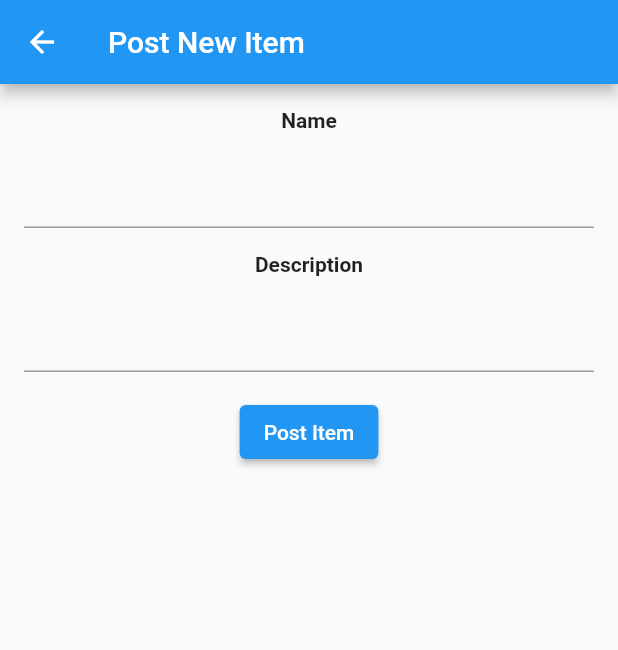
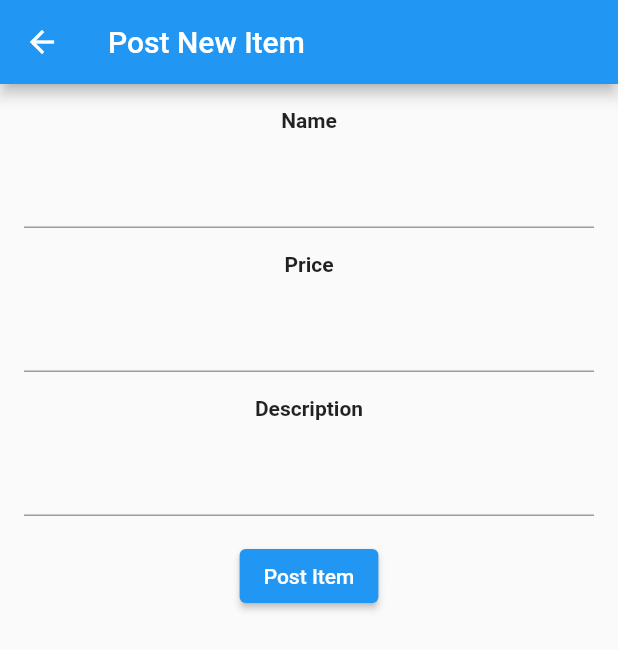
Before and after one commit to yuzequn095/HyperGarageSale, a Flutter app: the PostNewItemPage screen opened by its route, on a phone screen of 412 x 824 dp. Shown: the top 650 px of the screen. Run offline on Flutter 3.47's test engine with Material 2 defaults, Android fonts, the phone set to English and light mode, and no system bars.

Commit message:
The code in this commit add price into Item Model

```diff
--- a/lib/model/ItemModel.dart
+++ b/lib/model/ItemModel.dart
@@ -1,8 +1,13 @@
+/*
+ * The item model.
+ * Item name, Item price, Item Description
+ * Return a List to store information above
+ */
 class ItemModel {
   static List<Info> _itemInfoList = <Info>[]; // list to save the information
 
-  static add(String n, String d) {
-    _itemInfoList.add(Info(n, d));
+  static add(String name, String price, String description) {
+    _itemInfoList.add(Info(name, price, description));
     // test code
     print("List Count: " + _itemInfoList.length.toString());
   }
@@ -15,15 +20,24 @@ class ItemModel {
 
 class Info {
   late String name;
+  late String price;
   late String description;
 
-  Info(String n, String d) {
-    name = n;
-    description = d;
+  Info(String itemName, String itemPrice, String itemDescription) {
+    name = itemName;
+    price = itemPrice;
+    description = itemDescription;
   }
 
   @override
   String toString() {
-    return "name: " + name + " | " + "description: " + description;
+    return "name: " +
+        name +
+        " | " +
+        "price" +
+        price +
+        "|" +
+        "description: " +
+        description;
   }
 }
--- a/lib/page/ItemDisplayPage.dart
+++ b/lib/page/ItemDisplayPage.dart
@@ -51,6 +51,11 @@ class _ItemDisplayPageState extends State<ItemDisplayPage> {
                                   fontWeight: FontWeight.bold, fontSize: 24),
                             ),
                             Text(
+                              _tempItemInfoList[index].price,
+                              style: const TextStyle(
+                                  fontWeight: FontWeight.bold, fontSize: 14),
+                            ),
+                            Text(
                               _tempItemInfoList[index].description,
                               style: const TextStyle(
                                   fontWeight: FontWeight.bold, fontSize: 14),
--- a/lib/page/PostNewItemForm.dart
+++ b/lib/page/PostNewItemForm.dart
@@ -2,6 +2,10 @@ import 'package:flutter/material.dart';
 
 import '../model/ItemModel.dart';
 
+/*
+ * Form to create new Item Model
+ * Will be pushed to display page
+ */
 class PostNewItemForm extends StatefulWidget {
   const PostNewItemForm({Key? key}) : super(key: key);
 
@@ -13,11 +17,13 @@ class _PostNewItemFormState extends State<PostNewItemForm> {
   final _formKey = GlobalKey<FormState>();
 
   final nameController = TextEditingController();
+  final priceController = TextEditingController();
   final descriptionController = TextEditingController();
 
   // push the form text into ItemDisplayPage
   void _addNewItemInfoEntry() {
-    ItemModel.add(nameController.text, descriptionController.text);
+    ItemModel.add(
+        nameController.text, priceController.text, descriptionController.text);
 
     Navigator.pushNamedAndRemoveUntil(context, '/', (route) => false);
   }
@@ -54,6 +60,25 @@ class _PostNewItemFormState extends State<PostNewItemForm> {
             const Padding(
               padding: EdgeInsets.all(8.0),
               child: Center(
+                child: Text('Price',
+                    style:
+                        TextStyle(fontWeight: FontWeight.bold, fontSize: 14)),
+              ),
+            ),
+            Padding(
+              padding: const EdgeInsets.all(8.0),
+              child: TextFormField(
+                  controller: priceController,
+                  validator: (value) {
+                    if (value!.isEmpty) {
+                      return 'Please enter the price of item';
+                    }
+                    return null;
+                  }),
+            ),
+            const Padding(
+              padding: EdgeInsets.all(8.0),
+              child: Center(
                 child: Text('Description',
                     style:
                         TextStyle(fontWeight: FontWeight.bold, fontSize: 14)),
```
